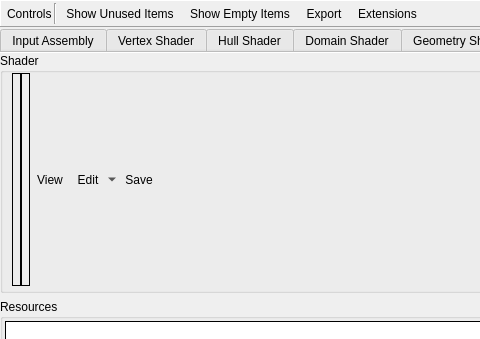
Before: the Qt Designer form qrenderdoc/Windows/PipelineState/D3D11PipelineStateViewer.ui in baldurk/renderdoc, drawn with Qt 5; both pictures show x 0 to 480 and y 0 to 339 of the 1000 by 635 pixel window.
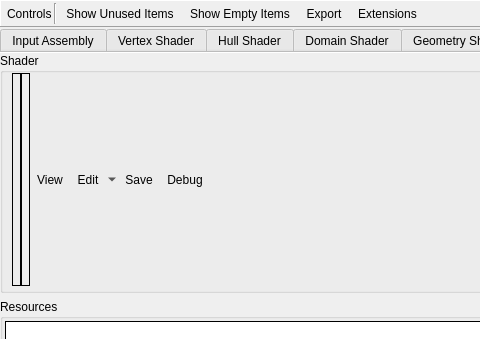
After: the same form once the commit is applied. The open tabs and pages were chosen to show the change. Icons and pictures are not drawn. Custom widgets are drawn as their Qt base class.

Commit message: Add a dialog for directly-launching pixel shader debug. Closes #3422

Diff of the .ui file:
```diff
--- a/qrenderdoc/Windows/PipelineState/D3D11PipelineStateViewer.ui
+++ b/qrenderdoc/Windows/PipelineState/D3D11PipelineStateViewer.ui
@@ -3010,6 +3010,23 @@
             </property>
            </widget>
           </item>
+          <item>
+           <widget class="QToolButton" name="pixelDebugSelector">
+            <property name="text">
+             <string>Debug</string>
+            </property>
+            <property name="icon">
+             <iconset resource="../../Resources/resources.qrc">
+              <normaloff>:/wrench.png</normaloff>:/wrench.png</iconset>
+            </property>
+            <property name="toolButtonStyle">
+             <enum>Qt::ToolButtonTextBesideIcon</enum>
+            </property>
+            <property name="autoRaise">
+             <bool>true</bool>
+            </property>
+           </widget>
+          </item>
           <item>
            <spacer name="psShaderSpacer">
             <property name="orientation">
```
The commit also changes 25 other files.
